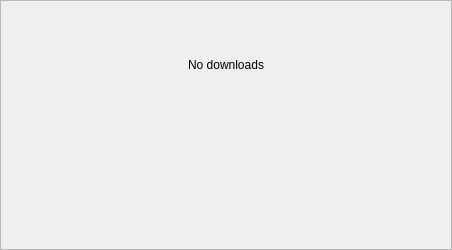
The window that src/downloadmanagerwidget.ui (keshavbhatt/whatsie) describes before a commit, drawn with Qt 5.
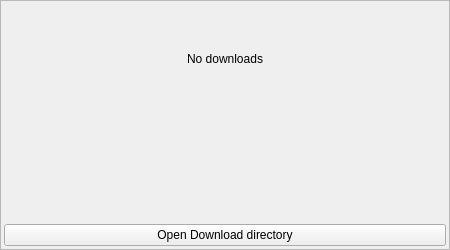
The same window after the commit.

Commit message: feat: add open downloads directory button in download widget

Patch:
```diff
--- a/src/downloadmanagerwidget.ui
+++ b/src/downloadmanagerwidget.ui
@@ -6,7 +6,7 @@
    <rect>
     <x>0</x>
     <y>0</y>
-    <width>452</width>
+    <width>450</width>
     <height>250</height>
    </rect>
   </property>
@@ -57,7 +57,7 @@
        <rect>
         <x>0</x>
         <y>0</y>
-        <width>450</width>
+        <width>448</width>
         <height>248</height>
        </rect>
       </property>
@@ -109,6 +109,13 @@
          </property>
         </spacer>
        </item>
+       <item>
+        <widget class="QPushButton" name="open_download_dir">
+         <property name="text">
+          <string>Open Download directory</string>
+         </property>
+        </widget>
+       </item>
       </layout>
      </widget>
     </widget>
```
The commit also changes 4 other files.
